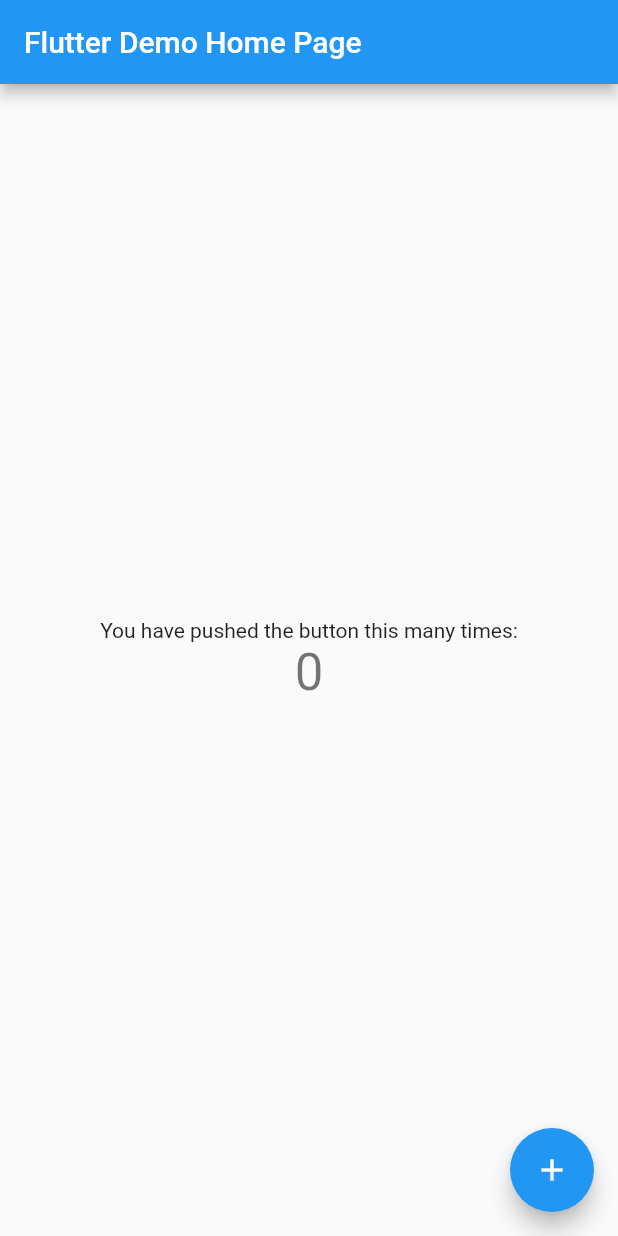
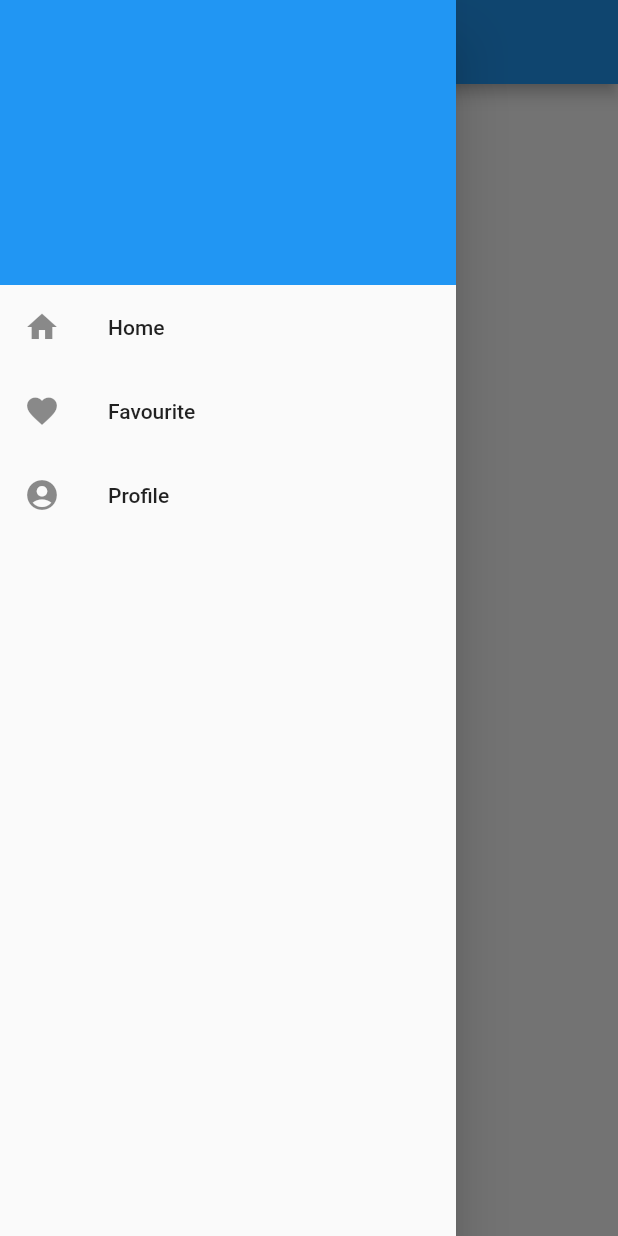
Before and after one commit to achmadilham07/ComposeXFlutter, a Flutter app: the screen it shows after launch, with the side drawer open (before the commit the screen has no drawer), on a phone screen of 412 x 824 dp. Run offline on Flutter 3.47's test engine with Material 2 defaults, Android fonts, the phone set to English and light mode, and no system bars.

Commit message:
add nav drawer

```diff
--- a/MyNavDrawer/flutter/lib/main.dart
+++ b/MyNavDrawer/flutter/lib/main.dart
@@ -1,115 +1,174 @@
 import 'package:flutter/material.dart';
+import 'package:my_nav_drawer/utils/string.dart';
+
+import 'model/menu_item.dart';
 
 void main() {
-  runApp(const MyApp());
+  runApp(const MyNavDrawerApp());
 }
 
-class MyApp extends StatelessWidget {
-  const MyApp({super.key});
+final scaffoldMessengerKey = GlobalKey<ScaffoldMessengerState>();
 
-  // This widget is the root of your application.
+class MyNavDrawerApp extends StatelessWidget {
+  const MyNavDrawerApp({super.key});
+
   @override
   Widget build(BuildContext context) {
     return MaterialApp(
       title: 'Flutter Demo',
       theme: ThemeData(
-        // This is the theme of your application.
-        //
-        // Try running your application with "flutter run". You'll see the
-        // application has a blue toolbar. Then, without quitting the app, try
-        // changing the primarySwatch below to Colors.green and then invoke
-        // "hot reload" (press "r" in the console where you ran "flutter run",
-        // or simply save your changes to "hot reload" in a Flutter IDE).
-        // Notice that the counter didn't reset back to zero; the application
-        // is not restarted.
         primarySwatch: Colors.blue,
       ),
-      home: const MyHomePage(title: 'Flutter Demo Home Page'),
+      scaffoldMessengerKey: scaffoldMessengerKey,
+      home: const MyHomePage(),
     );
   }
 }
 
 class MyHomePage extends StatefulWidget {
-  const MyHomePage({super.key, required this.title});
-
-  // This widget is the home page of your application. It is stateful, meaning
-  // that it has a State object (defined below) that contains fields that affect
-  // how it looks.
-
-  // This class is the configuration for the state. It holds the values (in this
-  // case the title) provided by the parent (in this case the App widget) and
-  // used by the build method of the State. Fields in a Widget subclass are
-  // always marked "final".
-
-  final String title;
+  const MyHomePage({super.key});
 
   @override
   State<MyHomePage> createState() => _MyHomePageState();
 }
 
 class _MyHomePageState extends State<MyHomePage> {
-  int _counter = 0;
+  final scaffoldKey = GlobalKey<ScaffoldState>();
 
-  void _incrementCounter() {
-    setState(() {
-      // This call to setState tells the Flutter framework that something has
-      // changed in this State, which causes it to rerun the build method below
-      // so that the display can reflect the updated values. If we changed
-      // _counter without calling setState(), then the build method would not be
-      // called again, and so nothing would appear to happen.
-      _counter++;
-    });
+  @override
+  Widget build(BuildContext context) {
+    return Scaffold(
+      key: scaffoldKey,
+      appBar: MyTopBar(
+        onMenuClick: () {
+          scaffoldKey.currentState?.openDrawer();
+        },
+      ),
+      drawer: Drawer(
+        child: MyDrawerContent(
+          onItemSelected: (title) {
+            scaffoldKey.currentState?.closeDrawer();
+            scaffoldMessengerKey.currentState?.showSnackBar(
+              SnackBar(
+                content: Text(comingSoon(title)),
+                action: SnackBarAction(
+                  label: subscribeQuestion,
+                  onPressed: () {},
+                ),
+              ),
+            );
+          },
+        ),
+      ),
+      drawerEnableOpenDragGesture:
+          scaffoldKey.currentState?.isDrawerOpen ?? false,
+      body: const Center(child: Text(helloWorld)),
+    );
+  }
+}
+
+class MyTopBar extends StatelessWidget implements PreferredSizeWidget {
+  final Function() onMenuClick;
+
+  const MyTopBar({
+    super.key,
+    required this.onMenuClick,
+  });
+
+  @override
+  Widget build(BuildContext context) {
+    return AppBar(
+      leading: IconButton(
+        onPressed: () {
+          onMenuClick();
+        },
+        icon: const Icon(Icons.menu),
+        tooltip: menu,
+      ),
+      title: const Text(appName),
+    );
   }
 
   @override
+  Size get preferredSize => const Size.fromHeight(kToolbarHeight);
+}
+
+class MyDrawerContent extends StatelessWidget {
+  final Function(String title) onItemSelected;
+  const MyDrawerContent({
+    super.key,
+    required this.onItemSelected,
+  });
+
+  @override
   Widget build(BuildContext context) {
-    // This method is rerun every time setState is called, for instance as done
-    // by the _incrementCounter method above.
-    //
-    // The Flutter framework has been optimized to make rerunning build methods
-    // fast, so that you can just rebuild anything that needs updating rather
-    // than having to individually change instances of widgets.
-    return Scaffold(
-      appBar: AppBar(
-        // Here we take the value from the MyHomePage object that was created by
-        // the App.build method, and use it to set our appbar title.
-        title: Text(widget.title),
+    final items = [
+      MenuItem(
+        title: home,
+        icon: const Icon(Icons.home),
       ),
-      body: Center(
-        // Center is a layout widget. It takes a single child and positions it
-        // in the middle of the parent.
-        child: Column(
-          // Column is also a layout widget. It takes a list of children and
-          // arranges them vertically. By default, it sizes itself to fit its
-          // children horizontally, and tries to be as tall as its parent.
-          //
-          // Invoke "debug painting" (press "p" in the console, choose the
-          // "Toggle Debug Paint" action from the Flutter Inspector in Android
-          // Studio, or the "Toggle Debug Paint" command in Visual Studio Code)
-          // to see the wireframe for each widget.
-          //
-          // Column has various properties to control how it sizes itself and
-          // how it positions its children. Here we use mainAxisAlignment to
-          // center the children vertically; the main axis here is the vertical
-          // axis because Columns are vertical (the cross axis would be
-          // horizontal).
-          mainAxisAlignment: MainAxisAlignment.center,
-          children: <Widget>[
-            const Text(
-              'You have pushed the button this many times:',
-            ),
-            Text(
-              '$_counter',
-              style: Theme.of(context).textTheme.headlineMedium,
-            ),
-          ],
+      MenuItem(
+        title: favourite,
+        icon: const Icon(Icons.favorite),
+      ),
+      MenuItem(
+        title: profile,
+        icon: const Icon(Icons.account_circle),
+      ),
+    ];
+    return Column(
+      mainAxisSize: MainAxisSize.max,
+      crossAxisAlignment: CrossAxisAlignment.stretch,
+      children: [
+        Container(
+          height: 190,
+          color: Theme.of(context).colorScheme.primary,
         ),
-      ),
-      floatingActionButton: FloatingActionButton(
-        onPressed: _incrementCounter,
-        tooltip: 'Increment',
-        child: const Icon(Icons.add),
-      ), // This trailing comma makes auto-formatting nicer for build methods.
+        for (var item in items)
+          ListTile(
+            title: Text(item.title),
+            leading: item.icon,
+            onTap: () {
+              onItemSelected(item.title);
+            },
+          ),
+      ],
     );
   }
 }
+
+/**
+
+@Composable
+fun MyDrawerContent(
+    modifier: Modifier = Modifier,
+    onItemSelected: (title: String) -> Unit,
+) {
+    Column(modifier.fillMaxSize()) {
+        Box(
+            modifier = Modifier
+                .height(190.dp)
+                .fillMaxWidth()
+                .background(MaterialTheme.colors.primary)
+        )
+        for (item in items) {
+            Row(
+                modifier = Modifier
+                    .clickable { onItemSelected(item.title) }
+                    .padding(vertical = 12.dp, horizontal = 16.dp)
+                    .fillMaxWidth(),
+                verticalAlignment = Alignment.CenterVertically
+            ) {
+                Icon(
+                    imageVector = item.icon,
+                    contentDescription = item.title,
+                    tint = Color.DarkGray
+                )
+                Spacer(modifier = Modifier.width(32.dp))
+                Text(text = item.title, style = MaterialTheme.typography.subtitle2)
+            }
+        }
+        Divider()
+    }
+}
+ */
--- /dev/null
+++ b/MyNavDrawer/flutter/lib/utils/string.dart
@@ -0,0 +1,11 @@
+const appName = "My Nav Drawer";
+const helloWorld = "Hello World";
+const menu = "Menu";
+const helloFromNavDrawer = "Hello From Navigation Drawer";
+const home = "Home";
+const favourite = "Favourite";
+const profile = "Profile";
+const subscribeQuestion = "Subscribe?";
+const subscribedInfo =
+    "Subscribed. You will informed when the feature is ready";
+String comingSoon(String value) => "$value Menu is Coming Soon!";
```
Also changed, not shown: MyNavDrawer/flutter/lib/model/menu_item.dart (added, +33 -0 lines), 3 other files.
